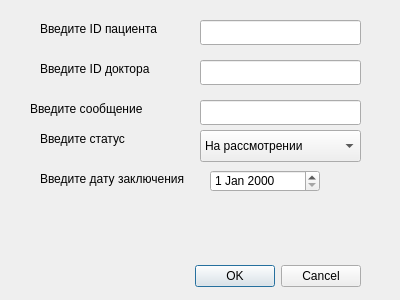
First picture: the form in Forms/formcomplant.ui, repository motherlode-cmd/hospitalQt, before the edit.
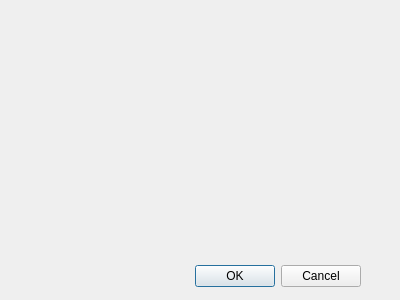
Second picture: the form after the edit.

```diff
--- a/Forms/formcomplant.ui
+++ b/Forms/formcomplant.ui
@@ -29,136 +29,6 @@
     <set>QDialogButtonBox::StandardButton::Cancel|QDialogButtonBox::StandardButton::Ok</set>
    </property>
   </widget>
-  <widget class="QLineEdit" name="lineEdit_patient_id">
-   <property name="geometry">
-    <rect>
-     <x>200</x>
-     <y>20</y>
-     <width>161</width>
-     <height>25</height>
-    </rect>
-   </property>
-  </widget>
-  <widget class="QLabel" name="label">
-   <property name="geometry">
-    <rect>
-     <x>40</x>
-     <y>20</y>
-     <width>151</width>
-     <height>17</height>
-    </rect>
-   </property>
-   <property name="text">
-    <string>Введите ID пациента</string>
-   </property>
-  </widget>
-  <widget class="QDateEdit" name="dateEdit_end_date">
-   <property name="geometry">
-    <rect>
-     <x>210</x>
-     <y>170</y>
-     <width>110</width>
-     <height>22</height>
-    </rect>
-   </property>
-  </widget>
-  <widget class="QLabel" name="label_4">
-   <property name="geometry">
-    <rect>
-     <x>40</x>
-     <y>170</y>
-     <width>161</width>
-     <height>17</height>
-    </rect>
-   </property>
-   <property name="text">
-    <string>Введите дату заключения</string>
-   </property>
-  </widget>
-  <widget class="QLabel" name="label_2">
-   <property name="geometry">
-    <rect>
-     <x>40</x>
-     <y>60</y>
-     <width>151</width>
-     <height>17</height>
-    </rect>
-   </property>
-   <property name="text">
-    <string>Введите ID доктора</string>
-   </property>
-  </widget>
-  <widget class="QLineEdit" name="lineEdit_doctor_id">
-   <property name="geometry">
-    <rect>
-     <x>200</x>
-     <y>60</y>
-     <width>161</width>
-     <height>25</height>
-    </rect>
-   </property>
-  </widget>
-  <widget class="QLabel" name="label_3">
-   <property name="geometry">
-    <rect>
-     <x>40</x>
-     <y>130</y>
-     <width>161</width>
-     <height>17</height>
-    </rect>
-   </property>
-   <property name="text">
-    <string>Введите статус </string>
-   </property>
-  </widget>
-  <widget class="QLineEdit" name="lineEdit_complaint_message">
-   <property name="geometry">
-    <rect>
-     <x>200</x>
-     <y>100</y>
-     <width>161</width>
-     <height>25</height>
-    </rect>
-   </property>
-  </widget>
-  <widget class="QLabel" name="label_5">
-   <property name="geometry">
-    <rect>
-     <x>30</x>
-     <y>100</y>
-     <width>161</width>
-     <height>17</height>
-    </rect>
-   </property>
-   <property name="text">
-    <string>Введите сообщение </string>
-   </property>
-  </widget>
-  <widget class="QComboBox" name="comboBox_status">
-   <property name="geometry">
-    <rect>
-     <x>200</x>
-     <y>130</y>
-     <width>161</width>
-     <height>32</height>
-    </rect>
-   </property>
-   <item>
-    <property name="text">
-     <string>На рассмотрении</string>
-    </property>
-   </item>
-   <item>
-    <property name="text">
-     <string>Принята</string>
-    </property>
-   </item>
-   <item>
-    <property name="text">
-     <string>Отклонена</string>
-    </property>
-   </item>
-  </widget>
  </widget>
  <resources/>
  <connections>
```
